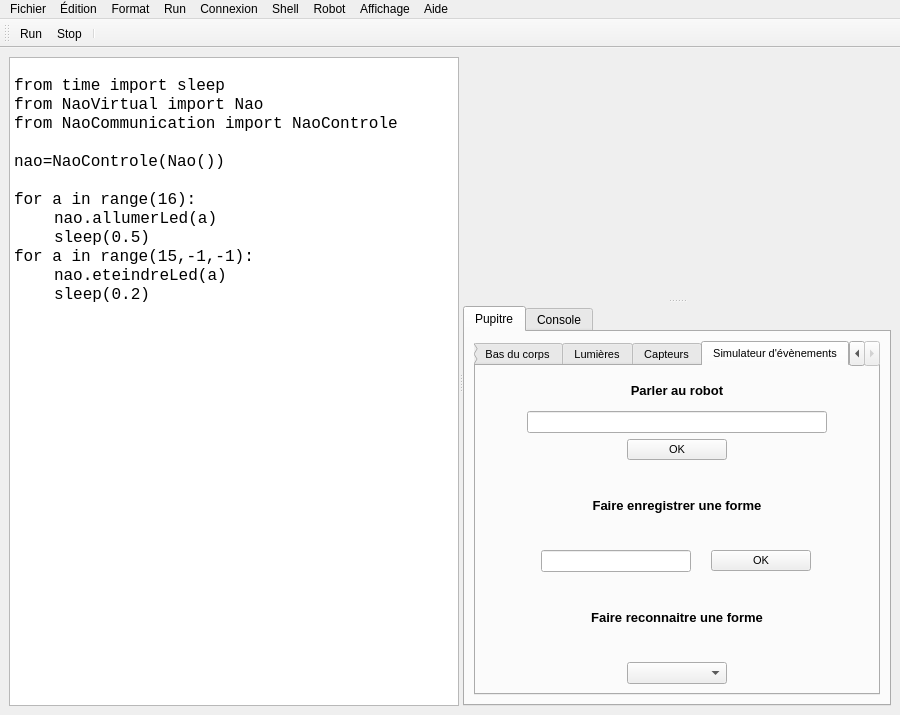
This is dep/simulator.ui in AdrienVR/NaoSimulator as Qt 5 draws it before an edit. The edited form follows.
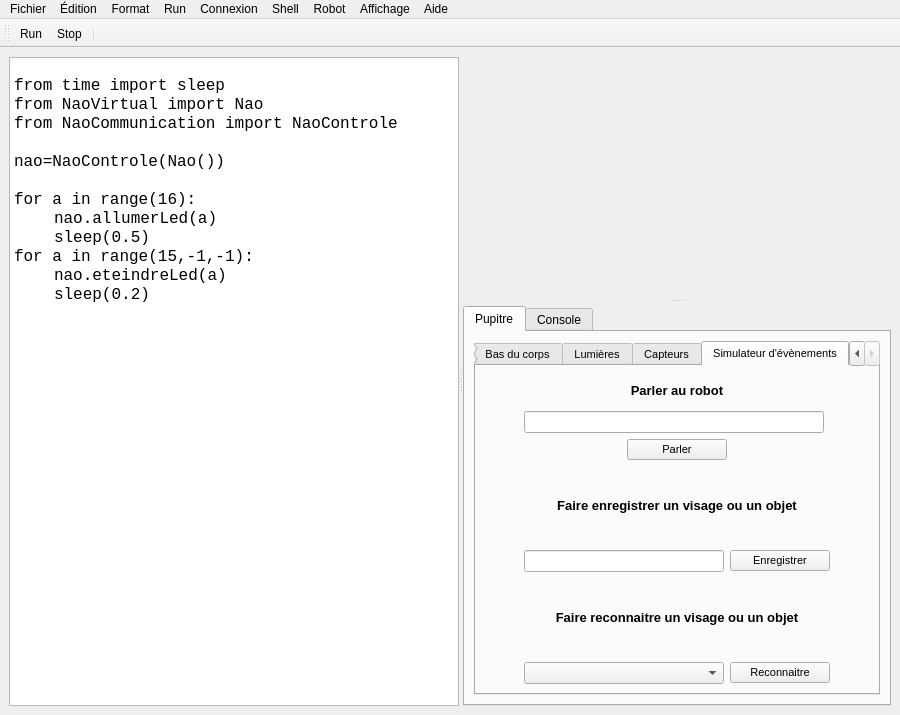
This is the edited form. The open tabs and pages were chosen to show the change. Icons and pictures are not drawn.

Patch:
```diff
--- a/dep/simulator.ui
+++ b/dep/simulator.ui
@@ -1724,7 +1724,7 @@
                         </size>
                        </property>
                        <property name="text">
-                        <string>OK</string>
+                        <string>Parler</string>
                        </property>
                       </widget>
                      </item>
@@ -1740,7 +1740,7 @@
                       </font>
                      </property>
                      <property name="text">
-                      <string>Faire reconnaitre une forme</string>
+                      <string>Faire reconnaitre un visage ou un objet</string>
                      </property>
                      <property name="alignment">
                       <set>Qt::AlignCenter</set>
@@ -1757,7 +1757,7 @@
                       </font>
                      </property>
                      <property name="text">
-                      <string>Faire enregistrer une forme</string>
+                      <string>Faire enregistrer un visage ou un objet</string>
                      </property>
                      <property name="alignment">
                       <set>Qt::AlignCenter</set>
@@ -1770,10 +1770,23 @@
                       <widget class="QComboBox" name="comboBox">
                        <property name="maximumSize">
                         <size>
+                         <width>220</width>
+                         <height>16777215</height>
+                        </size>
+                       </property>
+                      </widget>
+                     </item>
+                     <item>
+                      <widget class="QPushButton" name="pushButtonReconnaitre">
+                       <property name="maximumSize">
+                        <size>
                          <width>100</width>
                          <height>16777215</height>
                         </size>
                        </property>
+                       <property name="text">
+                        <string>Reconnaitre</string>
+                       </property>
                       </widget>
                      </item>
                     </layout>
@@ -1784,7 +1797,7 @@
                       <widget class="QLineEdit" name="lineEdit">
                        <property name="maximumSize">
                         <size>
-                         <width>150</width>
+                         <width>200</width>
                          <height>16777215</height>
                         </size>
                        </property>
@@ -1799,7 +1812,7 @@
                         </size>
                        </property>
                        <property name="text">
-                        <string>OK</string>
+                        <string>Enregistrer</string>
                        </property>
                       </widget>
                      </item>
```
Left out of the diff: 4 changed lines with no effect on the pictures.
